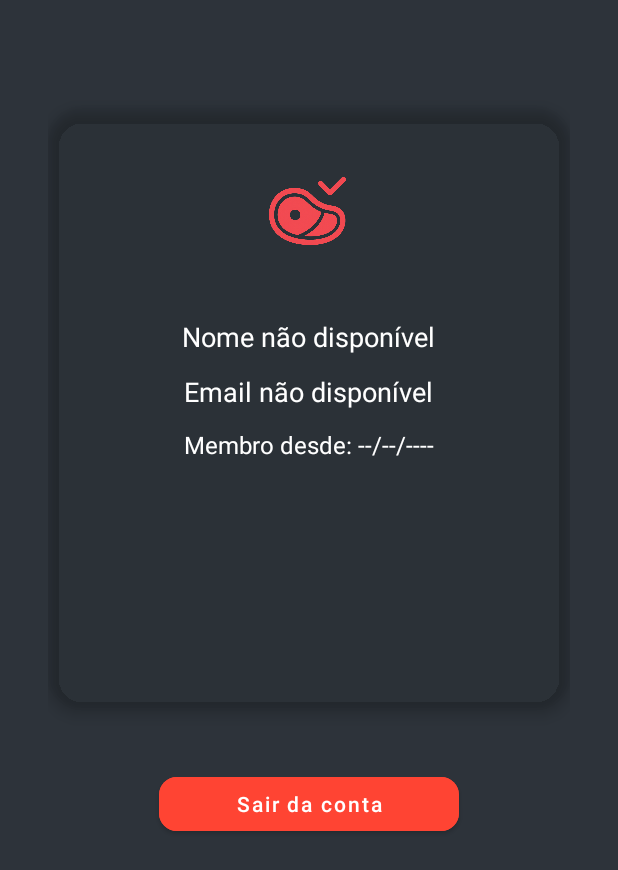
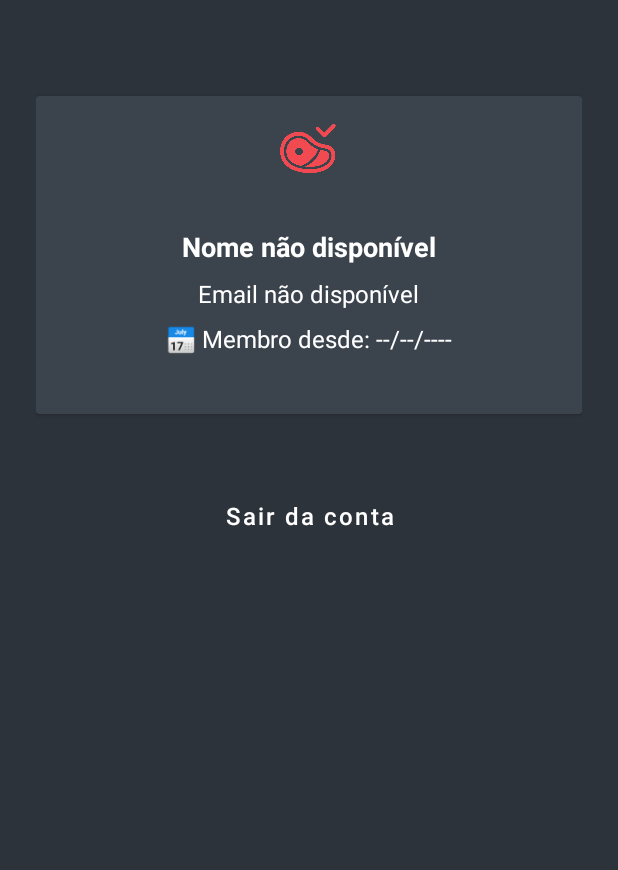
Before and after one commit to carlosaoribeiro/MeatMetric, an Android app: the PerfilActivity screen opened directly, with no data from a screen before it, on a phone screen of 412 x 824 dp. Shown: the top 870 px of the screen. Run offline under Robolectric (Android 15) with nearby library versions, the phone set to English and light mode, and no system bars.

Commit message:
remove warnings Usuario.java,

```diff
--- a/app/src/main/java/com/carlosribeiro/meatmetric/ui/ParametrosActivity.java
+++ b/app/src/main/java/com/carlosribeiro/meatmetric/ui/ParametrosActivity.java
@@ -77,7 +77,7 @@ public class ParametrosActivity extends AppCompatActivity {
             intent.putExtra("bovino", churrasco.getBovino());
             intent.putExtra("frango", churrasco.getFrango());
             intent.putExtra("linguica", churrasco.getLinguica());
-            intent.putExtra("porco", churrasco.getPorco());
+            intent.putExtra("suíno", churrasco.getSuino());
             startActivity(intent);
         });
     }
--- a/app/src/main/java/com/carlosribeiro/meatmetric/ui/PerfilActivity.java
+++ b/app/src/main/java/com/carlosribeiro/meatmetric/ui/PerfilActivity.java
@@ -32,30 +32,16 @@ public class PerfilActivity extends AppCompatActivity {
         buttonLogout = findViewById(R.id.buttonLogout);
 
         // Recupera dados da sessão
+        String nome = SessaoManager.getNomeUsuario(this);
         String email = SessaoManager.getUsuarioLogado(this);
-        String nome = SessaoManager.getNomeUsuario(this);
-        String dataCriacao = SessaoManager.getDataCriacao(this);
+        String dataCriacao = SessaoManager.getDataCriacaoFormatada(this);
 
-        // Define os textos na tela
-        if (nome != null) {
-            textNomeUsuario.setText("Nome: " + nome);
-        } else {
-            textNomeUsuario.setText("Nome não disponível");
-        }
+        // Aplica os dados
+        textNomeUsuario.setText(nome != null ? "👤 " + nome : "Nome não disponível");
+        textEmailUsuario.setText(email != null ? "📧 " + email : "Email não disponível");
+        textMembroDesde.setText(dataCriacao != null ? "📅 Membro desde: " + dataCriacao : "📅 Membro desde: --/--/----");
 
-        if (email != null) {
-            textEmailUsuario.setText(email);
-        } else {
-            textEmailUsuario.setText("Email não disponível");
-        }
-
-        if (dataCriacao != null) {
-            textMembroDesde.setText("Membro desde: " + dataCriacao);
-        } else {
-            textMembroDesde.setText("Membro desde: --/--/----");
-        }
-
-        // Botão de logout
+        // Logout
         buttonLogout.setOnClickListener(v -> {
             SessaoManager.logout(this);
             startActivity(new Intent(this, LoginActivity.class));
--- a/app/src/main/java/com/carlosribeiro/meatmetric/ui/SplashActivity.java
+++ b/app/src/main/java/com/carlosribeiro/meatmetric/ui/SplashActivity.java
@@ -20,10 +20,8 @@ public class SplashActivity extends AppCompatActivity {
 
         new Handler().postDelayed(() -> {
             if (SessaoManager.isUsuarioLogado(SplashActivity.this)) {
-                // Vai direto para a tela principal
                 startActivity(new Intent(SplashActivity.this, ParametrosActivity.class));
             } else {
-                // Vai para login
                 startActivity(new Intent(SplashActivity.this, LoginActivity.class));
             }
             finish();
--- a/app/src/main/java/com/carlosribeiro/meatmetric/util/CalculoUtil.java
+++ b/app/src/main/java/com/carlosribeiro/meatmetric/util/CalculoUtil.java
@@ -13,8 +13,8 @@ public class CalculoUtil {
         double bovino = totalKg * 0.5;
         double frango = totalKg * 0.25;
         double linguica = totalKg * 0.15;
-        double porco = totalKg * 0.1;
+        double suino = totalKg * 0.1;
 
-        return new Churrasco(tipo, numeroPessoas, totalKg, bovino, frango, linguica, porco);
+        return new Churrasco(tipo, numeroPessoas, totalKg, bovino, frango, linguica, suino);
     }
 }
--- a/app/src/main/java/com/carlosribeiro/meatmetric/util/SessaoManager.java
+++ b/app/src/main/java/com/carlosribeiro/meatmetric/util/SessaoManager.java
@@ -4,6 +4,10 @@ import android.content.Context;
 import android.content.SharedPreferences;
 
 import com.carlosribeiro.meatmetric.ui.LoginActivity;
+
+import java.text.SimpleDateFormat;
+import java.util.Date;
+import java.util.Locale;
 
 public class SessaoManager {
 
@@ -12,17 +16,21 @@ public class SessaoManager {
     private static final String CHAVE_NOME = "nome_usuario";
     private static final String CHAVE_DATA_CRIACAO = "data_criacao_conta";
 
-    // 🔹 Salva todos os dados do usuário
-    public static void salvarDadosUsuario(Context context, String nome, String email, String dataCriacao) {
+    public static boolean isUsuarioLogado(Context context) {
+        SharedPreferences prefs = context.getSharedPreferences(PREF_NOME, Context.MODE_PRIVATE);
+        return prefs.contains(CHAVE_EMAIL);
+    }
+
+
+    public static void salvarUsuarioLogado(Context context, String nome, String email, long dataCriacaoMillis) {
         SharedPreferences prefs = context.getSharedPreferences(PREF_NOME, Context.MODE_PRIVATE);
         SharedPreferences.Editor editor = prefs.edit();
+        editor.putString(CHAVE_NOME, nome);
         editor.putString(CHAVE_EMAIL, email);
-        editor.putString(CHAVE_NOME, nome);
-        editor.putString(CHAVE_DATA_CRIACAO, dataCriacao);
+        editor.putLong(CHAVE_DATA_CRIACAO, dataCriacaoMillis);
         editor.apply();
     }
 
-    // 🔹 Retorna apenas o e-mail
     public static String getUsuarioLogado(Context context) {
         SharedPreferences prefs = context.getSharedPreferences(PREF_NOME, Context.MODE_PRIVATE);
         return prefs.getString(CHAVE_EMAIL, null);
@@ -33,20 +41,18 @@ public class SessaoManager {
         return prefs.getString(CHAVE_NOME, null);
     }
 
-    public static String getDataCriacao(Context context) {
+    public static String getDataCriacaoFormatada(Context context) {
         SharedPreferences prefs = context.getSharedPreferences(PREF_NOME, Context.MODE_PRIVATE);
-        return prefs.getString(CHAVE_DATA_CRIACAO, null);
-    }
+        long dataMillis = prefs.getLong(CHAVE_DATA_CRIACAO, 0);
 
-    public static boolean isUsuarioLogado(Context context) {
-        return getUsuarioLogado(context) != null;
+        if (dataMillis == 0) return null;
+
+        SimpleDateFormat sdf = new SimpleDateFormat("dd/MM/yyyy", Locale.getDefault());
+        return sdf.format(new Date(dataMillis));
     }
 
     public static void logout(Context context) {
         SharedPreferences prefs = context.getSharedPreferences(PREF_NOME, Context.MODE_PRIVATE);
         prefs.edit().clear().apply();
     }
-
-    public static void salvarDadosUsuario(LoginActivity loginActivity, String email) {
-    }
 }
--- /dev/null
+++ b/app/src/main/res/drawable/bg_button_primary.xml
@@ -0,0 +1,4 @@
+<?xml version="1.0" encoding="utf-8"?>
+<selector xmlns:android="http://schemas.android.com/apk/res/android">
+
+</selector>
--- a/app/src/main/res/layout/activity_perfil.xml
+++ b/app/src/main/res/layout/activity_perfil.xml
@@ -1,37 +1,38 @@
 <?xml version="1.0" encoding="utf-8"?>
-<LinearLayout
-    xmlns:android="http://schemas.android.com/apk/res/android"
-    xmlns:card_view="http://schemas.android.com/apk/res-auto"
-    android:orientation="vertical"
+<ScrollView xmlns:android="http://schemas.android.com/apk/res/android"
     android:layout_width="match_parent"
     android:layout_height="match_parent"
-    android:padding="32dp"
-    android:gravity="center_horizontal"
-    android:background="@color/colorBackground">
+    android:background="#2D333A"
+    android:padding="24dp"
+    android:fillViewport="true">
 
-    <!-- Card com avatar + info do usuário -->
+    <LinearLayout
+        android:layout_width="match_parent"
+        android:layout_height="wrap_content"
+        android:orientation="vertical"
+        android:gravity="center_horizontal">
+
+        <!-- 🔹 Card com avatar e informações -->
         <androidx.cardview.widget.CardView
             android:layout_width="match_parent"
             android:layout_height="wrap_content"
-        card_view:cardCornerRadius="24dp"
-        card_view:cardElevation="6dp"
             android:layout_marginTop="40dp"
             android:layout_marginBottom="40dp"
-        android:padding="24dp"
-        android:backgroundTint="@color/white">
+            android:elevation="8dp"
+            android:backgroundTint="#3B434D"
+            android:padding="24dp">
 
             <LinearLayout
                 android:layout_width="match_parent"
-            android:layout_height="400dp"
+                android:layout_height="212dp"
                 android:gravity="center_horizontal"
                 android:orientation="vertical">
 
                 <ImageView
                     android:id="@+id/imageAvatar"
-                android:layout_width="100dp"
-                android:layout_height="100dp"
-                android:layout_marginTop="20dp"
-                android:layout_marginBottom="20dp"
+                    android:layout_width="72dp"
+                    android:layout_height="72dp"
+                    android:layout_marginBottom="16dp"
                     android:contentDescription="Avatar"
                     android:src="@drawable/ic_meatmetric_logo" />
 
@@ -39,37 +40,42 @@
                     android:id="@+id/textNomeUsuario"
                     android:layout_width="wrap_content"
                     android:layout_height="wrap_content"
-                android:layout_marginBottom="12dp"
-                android:text="Nome: Fulano de Tal"
-                android:textColor="@color/colorTextPrimary"
-                android:textSize="18sp" />
+                    android:layout_marginBottom="8dp"
+                    android:text="👤 Nome"
+                    android:textColor="@android:color/white"
+                    android:textSize="18sp"
+                    android:textStyle="bold" />
 
                 <TextView
                     android:id="@+id/textEmailUsuario"
                     android:layout_width="wrap_content"
                     android:layout_height="wrap_content"
-                android:text="usuario@email.com"
-                android:textColor="@color/colorTextPrimary"
-                android:textSize="18sp"
-                android:layout_marginBottom="12dp" />
-
+                    android:layout_marginBottom="8dp"
+                    android:text="📧 Email"
+                    android:textColor="@android:color/white"
+                    android:textSize="16sp" />
 
                 <TextView
                     android:id="@+id/textMembroDesde"
                     android:layout_width="wrap_content"
                     android:layout_height="wrap_content"
-                android:text="Membro desde: --/--/----"
-                android:textColor="@color/colorTextPrimary"
+                    android:text="📅 Membro desde: --/--/----"
+                    android:textColor="@android:color/white"
                     android:textSize="16sp" />
-
             </LinearLayout>
         </androidx.cardview.widget.CardView>
 
-    <!-- Botão de logout -->
+        <!-- 🔹 Botão de Logout -->
         <Button
             android:id="@+id/buttonLogout"
-        android:layout_width="200dp"
-        android:layout_height="wrap_content"
+            android:layout_width="match_parent"
+            android:layout_height="56dp"
             android:text="Sair da conta"
-        style="@style/MeatMetricButton" />
+            android:textColor="@android:color/white"
+            android:backgroundTint="@color/colorPrimary"
+            android:textSize="16sp"
+            android:textAllCaps="false"
+            android:layout_marginBottom="32dp"
+            android:background="@drawable/bg_button_primary" />
     </LinearLayout>
+</ScrollView>
--- a/app/src/main/res/layout/activity_rateio.xml
+++ b/app/src/main/res/layout/activity_rateio.xml
@@ -69,7 +69,7 @@
 
         <Button
             android:id="@+id/buttonAnexarImagem"
-            android:layout_width="300dp"
+            android:layout_width="match_parent"
             android:layout_height="wrap_content"
             android:text="Anexar Ticket da Compra"
             android:textColor="@android:color/white"
@@ -80,7 +80,7 @@
 
         <Button
             android:id="@+id/buttonCompartilharRateio"
-            android:layout_width="300dp"
+            android:layout_width="match_parent"
             android:layout_height="wrap_content"
             android:text="Compartilhar Rateio"
             android:textColor="@android:color/white"
--- a/app/src/main/res/layout/activity_resultado.xml
+++ b/app/src/main/res/layout/activity_resultado.xml
@@ -89,7 +89,7 @@
                     android:textSize="18sp" />
 
                 <TextView
-                    android:id="@+id/textPorco"
+                    android:id="@+id/textSuino"
                     android:layout_width="wrap_content"
                     android:layout_height="wrap_content"
                     android:text="Suíno: 0.0 kg"
```
Also changed, not shown: app/src/main/java/com/carlosribeiro/meatmetric/db/AppDatabase.java (+16 -10 lines), app/src/main/java/com/carlosribeiro/meatmetric/model/Churrasco.java (+5 -5 lines), app/src/main/java/com/carlosribeiro/meatmetric/model/Usuario.java (+9 -1 lines), app/src/main/java/com/carlosribeiro/meatmetric/ui/CadastroActivity.java (+50 -4 lines), app/src/main/java/com/carlosribeiro/meatmetric/ui/LoginActivity.java (+41 -2 lines), app/src/main/java/com/carlosribeiro/meatmetric/ui/ResultadoActivity.java (+11 -11 lines), app/src/main/res/drawable/ic_eye_closed.xml (added, +7 -0 lines), app/src/main/res/drawable/ic_eye_open.xml (added, +7 -0 lines), app/src/main/res/layout/activity_cadastro.xml (+26 -7 lines), app/src/main/res/layout/activity_login.xml (+7 -3 lines), app/src/main/res/layout/activity_recuperar_senha.xml (+4 -4 lines). Lines whose indentation alone changed are shown as unchanged.
